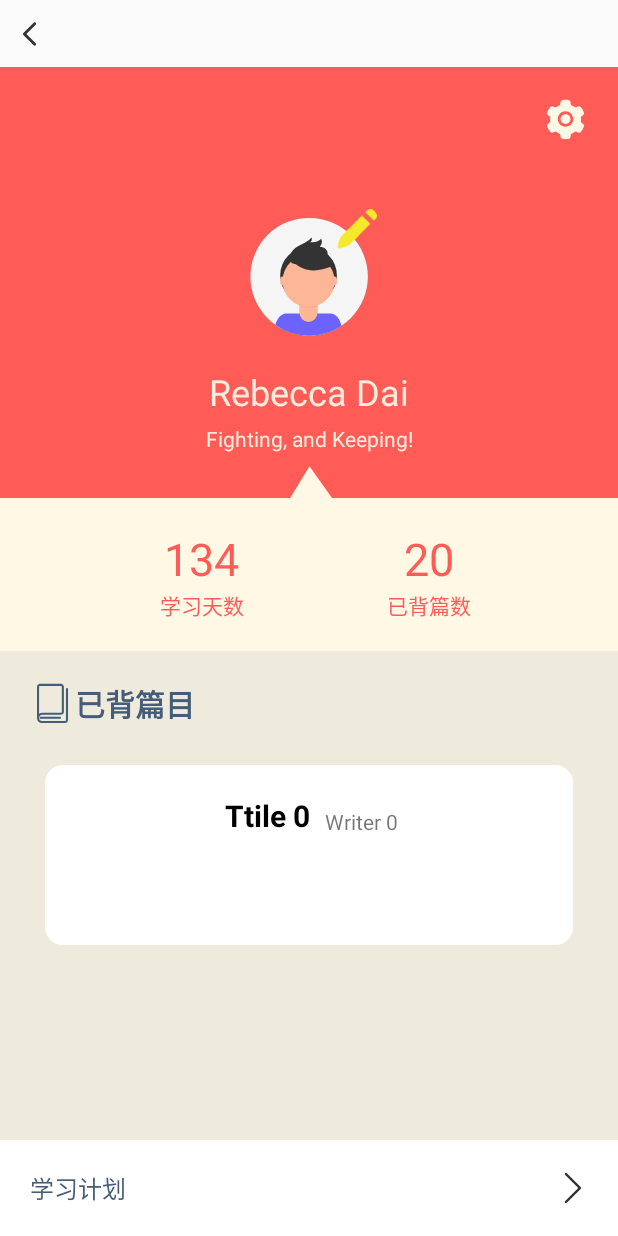
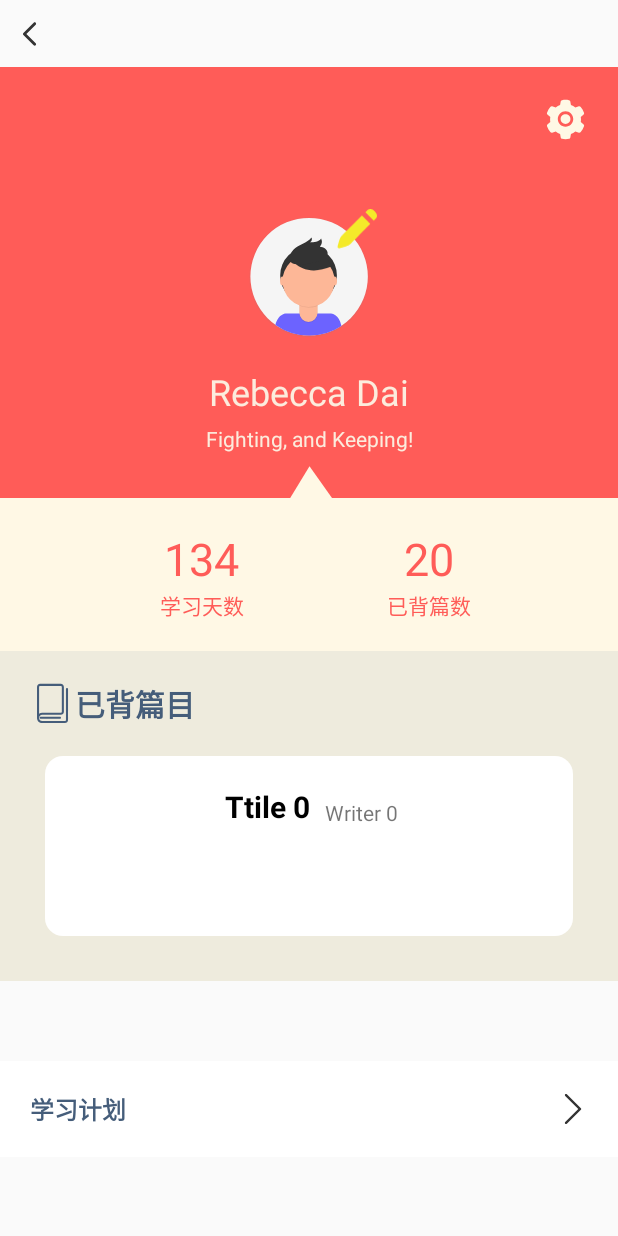
Before and after one commit to Jia-algorithm/UDrop, an Android app: the ProfileActivity screen opened directly, with no data from a screen before it, on a phone screen of 412 x 824 dp. Run offline under Robolectric (Android 15) with nearby library versions, the phone set to English and light mode, and no system bars; our stand-ins replace data binding; 1 statement that could not run was skipped.

Commit message:
tiny adjust

```diff
--- a/app/src/main/res/layout/activity_profile.xml
+++ b/app/src/main/res/layout/activity_profile.xml
@@ -146,10 +146,9 @@
         <androidx.constraintlayout.widget.ConstraintLayout
             android:id="@+id/review_learned_texts"
             android:layout_width="match_parent"
-            android:layout_height="0dp"
+            android:layout_height="wrap_content"
             android:background="@color/gary_0"
             android:padding="20dp"
-            app:layout_constraintBottom_toTopOf="@id/profile_schedule"
             app:layout_constraintStart_toStartOf="parent"
             app:layout_constraintTop_toBottomOf="@id/profile_data">
             <ImageView
@@ -174,9 +173,8 @@
             <androidx.recyclerview.widget.RecyclerView
                 android:id="@+id/review_item"
                 android:layout_width="match_parent"
-                android:layout_height="0dp"
-                android:layout_marginTop="16dp"
-                app:layout_constraintBottom_toBottomOf="parent"
+                android:layout_height="wrap_content"
+                android:layout_marginTop="10dp"
                 app:layout_constraintStart_toStartOf="parent"
                 app:layout_constraintTop_toBottomOf="@id/review_title" />
         </androidx.constraintlayout.widget.ConstraintLayout>
@@ -185,6 +183,7 @@
             android:layout_width="match_parent"
             android:layout_height="wrap_content"
             app:layout_constraintStart_toStartOf="parent"
+            app:layout_constraintTop_toBottomOf="@id/review_learned_texts"
             app:layout_constraintBottom_toBottomOf="parent"
             android:background="@color/white"
             android:padding="20dp">
@@ -194,6 +193,7 @@
                 app:layout_constraintStart_toStartOf="parent"
                 app:layout_constraintBottom_toBottomOf="parent"
                 android:text="学习计划"
+                android:textStyle="bold"
                 android:textColor="@color/black_blue"
                 android:textSize="16sp"/>
             <ImageView
```
